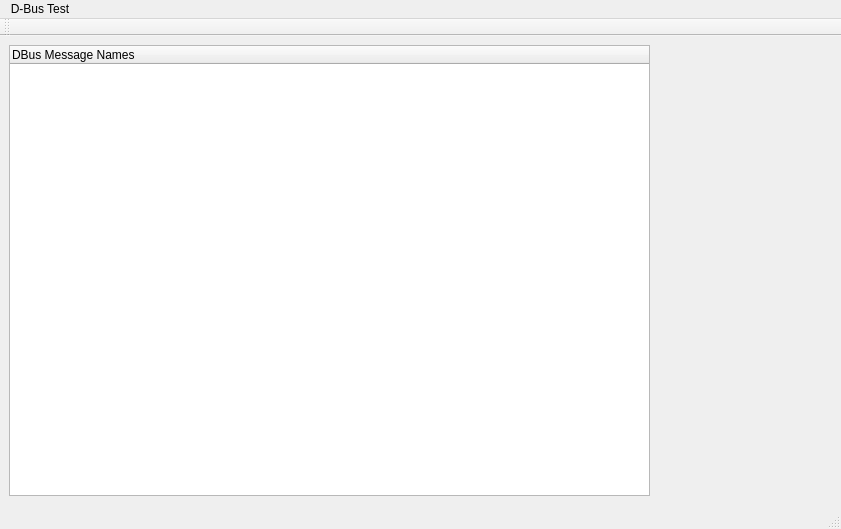
Above: mainwindow.ui from GierAffe/DBus-test before the change. Below: the same form after it.
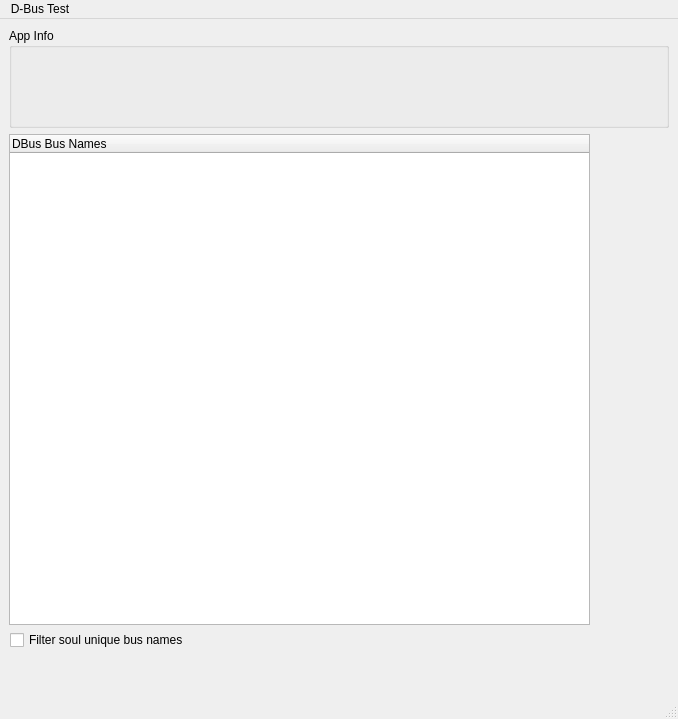
That is the form after the change.

```diff
--- a/mainwindow.ui
+++ b/mainwindow.ui
@@ -9,44 +9,79 @@
    <rect>
     <x>0</x>
     <y>0</y>
-    <width>841</width>
-    <height>529</height>
+    <width>678</width>
+    <height>719</height>
    </rect>
   </property>
   <property name="windowTitle">
    <string>MainWindow</string>
   </property>
   <widget class="QWidget" name="centralWidget">
-   <widget class="QTreeWidget" name="messageBusNamesTree">
+   <widget class="QGroupBox" name="groupBoxAppInfo">
     <property name="geometry">
      <rect>
       <x>9</x>
       <y>9</y>
-      <width>641</width>
-      <height>451</height>
+      <width>660</width>
+      <height>100</height>
+     </rect>
+    </property>
+    <property name="sizePolicy">
+     <sizepolicy hsizetype="Preferred" vsizetype="Preferred">
+      <horstretch>0</horstretch>
+      <verstretch>0</verstretch>
+     </sizepolicy>
+    </property>
+    <property name="minimumSize">
+     <size>
+      <width>0</width>
+      <height>100</height>
+     </size>
+    </property>
+    <property name="font">
+     <font>
+      <italic>false</italic>
+     </font>
+    </property>
+    <property name="title">
+     <string>App Info</string>
+    </property>
+   </widget>
+   <widget class="QTreeWidget" name="messageBusNamesTree">
+    <property name="geometry">
+     <rect>
+      <x>9</x>
+      <y>115</y>
+      <width>581</width>
+      <height>491</height>
      </rect>
     </property>
     <column>
      <property name="text">
-      <string>DBus Message Names</string>
+      <string>DBus Bus Names</string>
      </property>
     </column>
    </widget>
-  </widget>
-  <widget class="QToolBar" name="mainToolBar">
-   <attribute name="toolBarArea">
-    <enum>TopToolBarArea</enum>
-   </attribute>
-   <attribute name="toolBarBreak">
-    <bool>false</bool>
-   </attribute>
+   <widget class="QCheckBox" name="cbFilterUniqueBusNames">
+    <property name="geometry">
+     <rect>
+      <x>10</x>
+      <y>610</y>
+      <width>241</width>
+      <height>22</height>
+     </rect>
+    </property>
+    <property name="text">
+     <string>Filter soul unique bus names</string>
+    </property>
+   </widget>
   </widget>
   <widget class="QMenuBar" name="menuBar">
    <property name="geometry">
     <rect>
      <x>0</x>
      <y>0</y>
-     <width>841</width>
+     <width>678</width>
      <height>25</height>
     </rect>
    </property>
```
